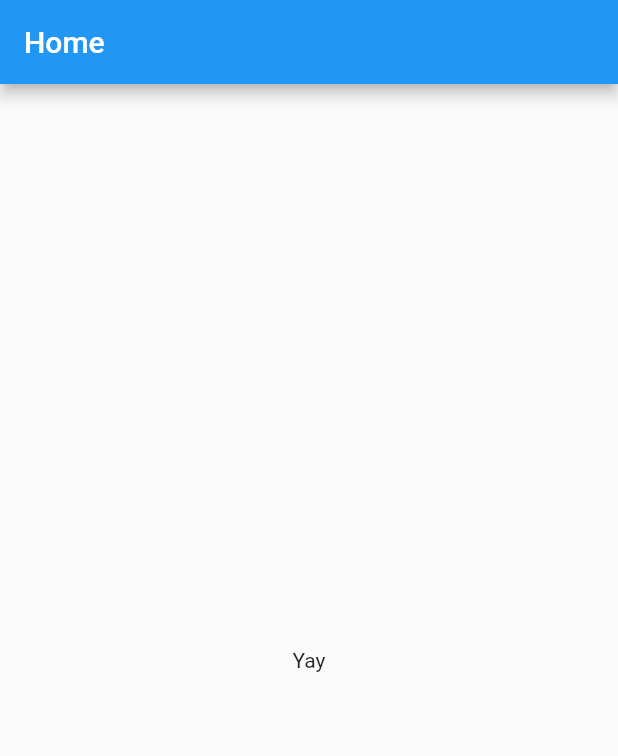
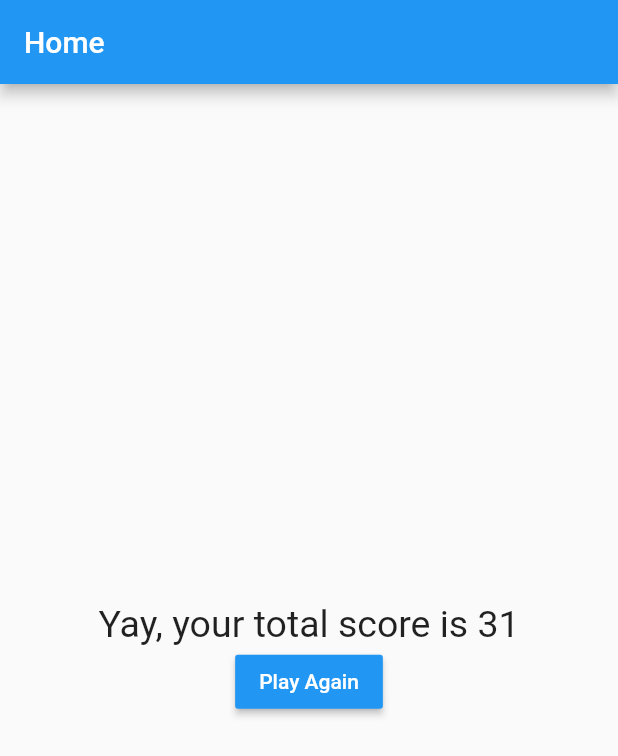
Before and after one commit to iarmankhan/flutter-practice-1, a Flutter app: the screen it shows after launch, after a tap on "Black", after a tap on "Lion", after a tap on "Dancing", on a phone screen of 412 x 824 dp. Shown: the top 756 px of the screen. Run offline on Flutter 3.47's test engine with Material 2 defaults, Android fonts, the light colour scheme and no system bars.

Commit message:
:sparkles: total score and reset button

```diff
--- a/lib/answer.dart
+++ b/lib/answer.dart
@@ -1,5 +1,3 @@
-import 'dart:ffi';
-
 import 'package:flutter/material.dart';
 
 class AnswerButton extends StatelessWidget {
--- a/lib/main.dart
+++ b/lib/main.dart
@@ -15,27 +15,50 @@ class MyApp extends StatefulWidget {
 
 class _MyAppState extends State<MyApp> {
   var _questionIndex = 0;
+  var _totalScore = 0;
   static const questions = [
     {
       'question': 'Whats your favorite color?',
-      'answers': ['Black', 'Red', 'Green', 'White']
+      'answers': [
+        {'text': 'Black', 'score': 10},
+        {'text': 'Red', 'score': 5},
+        {'text': 'Green', 'score': 3},
+        {'text': 'White', 'score': 8}
+      ]
     },
     {
       'question': 'Whats your favorite animal?',
-      'answers': ['Tiger', 'Lion', 'Elephant', 'Zebra']
+      'answers': [
+        {'text': 'Tiger', 'score': 20},
+        {'text': 'Lion', 'score': 15},
+        {'text': 'Elephant', 'score': 9},
+        {'text': 'Zebra', 'score': 6}
+      ]
     },
     {
       'question': 'Whats your favorite hobby?',
-      'answers': ['Reading', 'Writing', 'Dancing', 'Learning']
+      'answers': [
+        {'text': 'Reading', 'score': 10},
+        {'text': 'Writing', 'score': 9},
+        {'text': 'Dancing', 'score': 6},
+        {'text': 'Learning', 'score': 5}
+      ]
     },
   ];
 
-  void _answerQuestion() {
+  void _answerQuestion(int score) {
     if (_questionIndex < questions.length) {
+      _totalScore += score;
       setState(() {
         _questionIndex += 1;
       });
     }
+  }
+
+  void reset() {
+    setState(() {
+      _questionIndex = 0;
+    });
   }
 
   @override
@@ -51,7 +74,7 @@ class _MyAppState extends State<MyApp> {
                 questionIndex: _questionIndex,
                 answerQuestion: _answerQuestion,
               )
-            : Result(),
+            : Result(_totalScore, reset),
       ),
     );
   }
--- a/lib/quiz.dart
+++ b/lib/quiz.dart
@@ -19,8 +19,10 @@ class Quiz extends StatelessWidget {
       child: Column(
         children: <Widget>[
           Question(questions[questionIndex]['question'] as String),
-          ...(questions[questionIndex]['answers'] as List<String>)
-              .map((answer) => AnswerButton(answerQuestion, answer))
+          ...(questions[questionIndex]['answers'] as List<Map<String, Object>>)
+              .map((answer) => AnswerButton(
+                  () => answerQuestion(answer['score']),
+                  answer['text'] as String))
               .toList(),
         ],
       ),
--- a/lib/result.dart
+++ b/lib/result.dart
@@ -1,11 +1,30 @@
 import 'package:flutter/material.dart';
 
 class Result extends StatelessWidget {
+  final totalScore;
+  final reset;
+
+  Result(this.totalScore, this.reset);
+
   @override
   Widget build(BuildContext context) {
     return Container(
       child: Center(
-        child: Text("Yay"),
+        child: Column(
+          mainAxisAlignment: MainAxisAlignment.center,
+          children: [
+            Text(
+              "Yay, your total score is " + totalScore.toString(),
+              style: TextStyle(fontSize: 25),
+            ),
+            RaisedButton(
+              onPressed: reset,
+              child: Text("Play Again"),
+              color: Colors.blue,
+              textColor: Colors.white,
+            )
+          ],
+        ),
       ),
     );
   }
```
